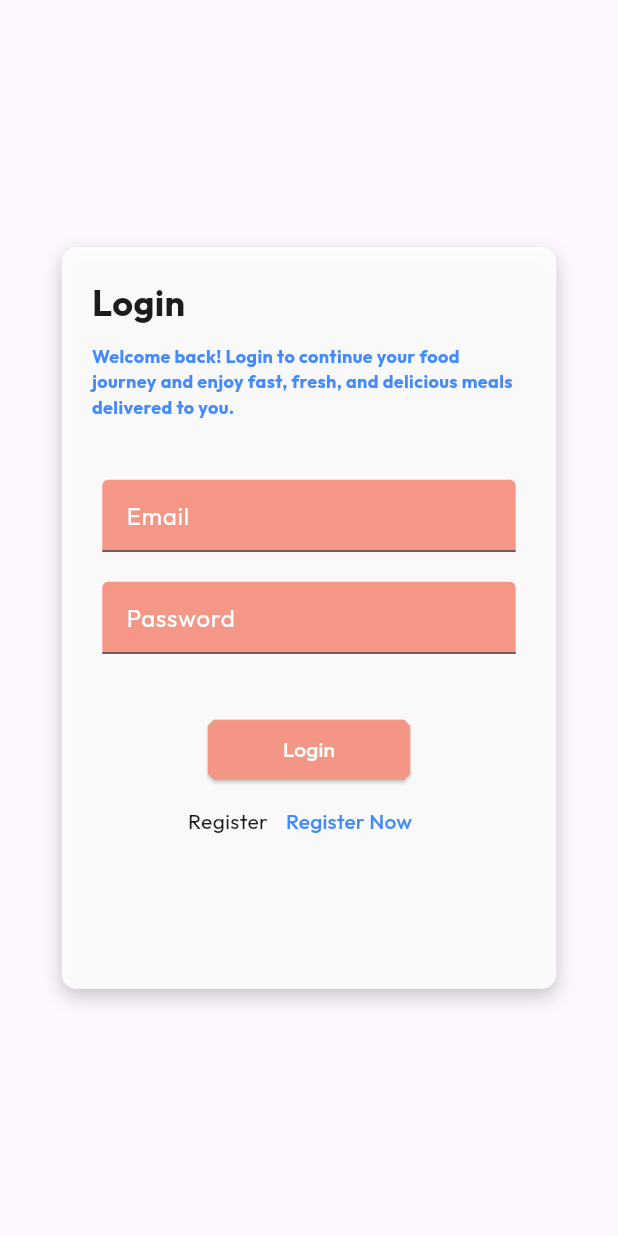
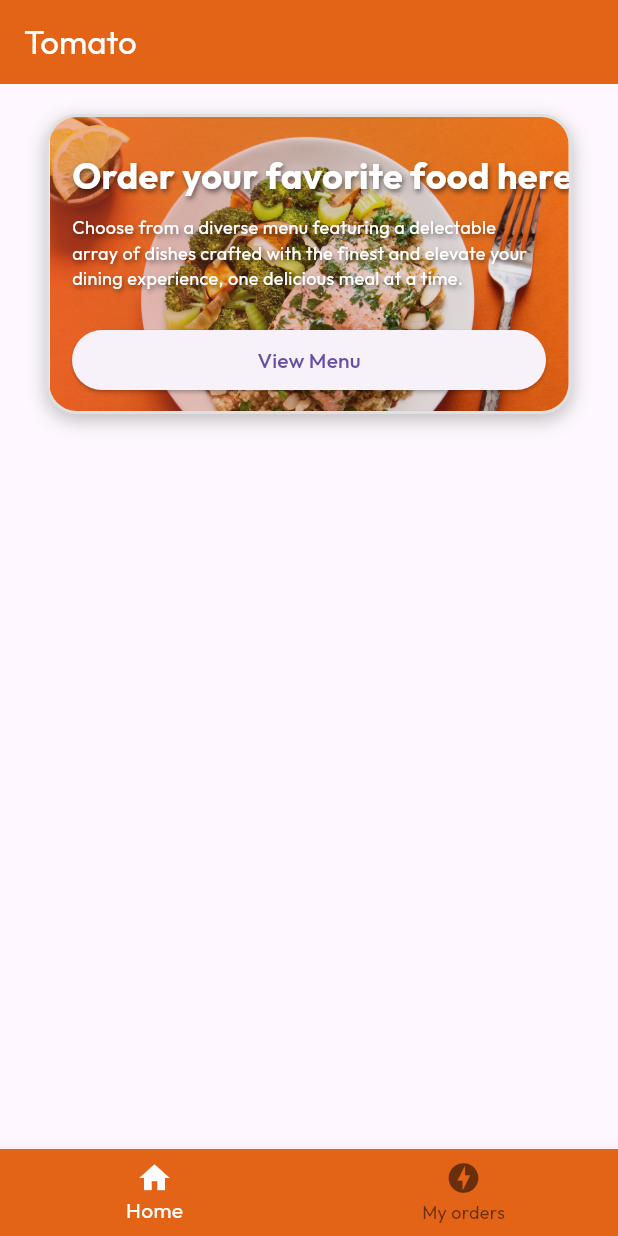
Before and after one commit to AthithyanKannan/food_delivery_app, a Flutter app: the screen it shows after launch, after a tap on "Login", on a phone screen of 412 x 824 dp. Run offline on Flutter 3.47's test engine with Material 3 defaults, Android fonts, the phone set to English and light mode, and no system bars; our stand-ins replace google_fonts.

Commit message:
initial home page

```diff
--- a/lib/components/colors.dart
+++ b/lib/components/colors.dart
@@ -1,3 +1,3 @@
 import 'package:flutter/material.dart';
 
-final tomoto = Color.fromRGBO(255, 99, 71, 1);
+const tomoto = Color.fromRGBO(228, 100, 23, 1);
--- a/lib/components/my_text_field.dart
+++ b/lib/components/my_text_field.dart
@@ -1,5 +1,4 @@
 import 'package:flutter/material.dart';
-import 'package:food_delivery_app/components/colors.dart';
 import 'package:google_fonts/google_fonts.dart';
 
 class MyTextField extends StatefulWidget {
@@ -29,7 +28,7 @@ class _MyTextFieldState extends State<MyTextField> {
         decoration: InputDecoration(
             focusedBorder: OutlineInputBorder(
                 borderSide: BorderSide(color: Colors.grey.shade400)),
-            fillColor: Color.fromRGBO(245, 149, 132, 0.984),
+            fillColor: const Color.fromRGBO(245, 149, 132, 0.984),
             filled: true,
             hintText: widget.hintText,
             hintStyle: GoogleFonts.outfit(
--- a/lib/main.dart
+++ b/lib/main.dart
@@ -18,7 +18,7 @@ class MyApp extends StatelessWidget {
           Theme.of(context).textTheme,
         ),
       ),
-      home: Login(),
+      home: const Login(),
     );
   }
 }
--- /dev/null
+++ b/lib/user/home.dart
@@ -0,0 +1,130 @@
+import 'package:flutter/material.dart';
+import 'package:food_delivery_app/components/colors.dart';
+
+class Home extends StatefulWidget {
+  const Home({super.key});
+
+  @override
+  _HomeState createState() => _HomeState();
+}
+
+class _HomeState extends State<Home> {
+  @override
+  Widget build(BuildContext context) {
+    return Scaffold(
+      appBar: AppBar(
+        automaticallyImplyLeading: false,
+        title: const Text(
+          "Tomato",
+          style: TextStyle(color: Colors.white),
+        ),
+        backgroundColor: tomoto,
+      ),
+      body: Column(
+        children: [
+          const SizedBox(height: 20),
+          Center(
+            child: Container(
+              decoration: BoxDecoration(
+                color: Colors.white,
+                borderRadius:
+                    BorderRadius.circular(20),
+                border: Border.all(
+                  color: Colors.grey.shade300,
+                  width: 2,
+                ),
+                boxShadow: [
+                  BoxShadow(
+                    color: Colors.grey.shade400,
+                    blurRadius: 10,
+                    offset: Offset(0, 4),
+                  ),
+                ],
+              ),
+              height: 200,
+              width: 350,
+              child: Stack(
+                children: [
+                  ClipRRect(
+                    borderRadius: BorderRadius.circular(
+                        18),
+                    child: Opacity(
+                      opacity: 0.979,
+                      child: Image.asset(
+                        'assets/images/header_img.png',
+                        fit: BoxFit.cover,
+                        height: 200,
+                        width: 350,
+                      ),
+                    ),
+                  ),
+                  Positioned(
+                    bottom: 140,
+                    left: 15,
+                    child: Text(
+                      'Order your favorite food here',
+                      style: TextStyle(
+                        color: Colors.white,
+                        fontSize: 24,
+                        fontWeight: FontWeight.bold,
+                        shadows: [
+                          Shadow(
+                            color: Colors.black
+                                .withOpacity(0.5),
+                            blurRadius: 4,
+                            offset: const Offset(1, 2),
+                          ),
+                        ],
+                      ),
+                    ),
+                  ),
+                  Positioned(
+                    bottom: 80,
+                    left: 15,
+                    right: 15,
+                    child: Text(
+                      'Choose from a diverse menu featuring a delectable array of dishes crafted with the finest and elevate your dining experience, one delicious meal at a time.',
+                      maxLines: 3,
+                      overflow: TextOverflow
+                          .ellipsis,
+                      style: TextStyle(
+                        color: Colors.white,
+                        fontSize: 12,
+                        fontWeight: FontWeight.normal,
+                        shadows: [
+                          Shadow(
+                            color: Colors.black
+                                .withOpacity(0.5),
+                            blurRadius: 4,
+                            offset: const Offset(1, 2),
+                          ),
+                        ],
+                      ),
+                    ),
+                  ),
+                  Positioned(
+                    bottom: 10,
+                    left: 15,
+                    right: 15,
+                    child: ElevatedButton(onPressed: (){
+
+                    }, child: const Text('View Menu'),
+                    )
+                  ),
+                ],
+              ),
+            ),
+          )
+        ],
+      ),
+      bottomNavigationBar: BottomNavigationBar(
+          backgroundColor: tomoto,
+          selectedItemColor: Colors.white,
+          items: const [
+            BottomNavigationBarItem(icon: Icon(Icons.home), label: 'Home'),
+            BottomNavigationBarItem(
+                icon: Icon(Icons.offline_bolt), label: 'My orders'),
+          ]),
+    );
+  }
+}
--- a/lib/user/login.dart
+++ b/lib/user/login.dart
@@ -2,6 +2,7 @@ import 'package:flutter/material.dart';
 import 'package:flutter/widgets.dart';
 import 'package:food_delivery_app/components/colors.dart';
 import 'package:food_delivery_app/components/my_text_field.dart';
+import 'package:food_delivery_app/user/home.dart';
 import 'package:food_delivery_app/user/register.dart';
 import 'package:google_fonts/google_fonts.dart';
 
@@ -18,7 +19,8 @@ class _LoginState extends State<Login> {
 
   @override
   Widget build(BuildContext context) {
-    return Scaffold(
+    return SafeArea(
+      child: Scaffold(
         body: Stack(
           children: [
             // Full-screen background image with opacity
@@ -65,9 +67,9 @@ class _LoginState extends State<Login> {
                                 ),
                               ),
                               const SizedBox(height: 10),
-                            Text(
+                              const Text(
                                 "Welcome back! Login to continue your food journey and enjoy fast, fresh, and delicious meals delivered to you.",
-                              style: const TextStyle(
+                                style: TextStyle(
                                     fontSize: 12,
                                     fontWeight: FontWeight.bold,
                                     color: Colors.blueAccent),
@@ -87,26 +89,28 @@ class _LoginState extends State<Login> {
                         obscureText: true),
                     const SizedBox(height: 40),
                     ElevatedButton(
-                    onPressed: () {},
-                    child: Text(
+                      onPressed: () {
+                        Navigator.push(context, MaterialPageRoute(builder: (context) => const Home(),));
+                      },
+                      style: ButtonStyle(
+                          padding: WidgetStateProperty.all<EdgeInsets>(
+                              const EdgeInsets.symmetric(horizontal: 50)),
+                          backgroundColor:
+                              WidgetStateProperty.all(const Color(0xF9F59584)),
+                          shape: WidgetStateProperty.all(BeveledRectangleBorder(
+                              borderRadius: BorderRadius.circular(4)))),
+                      child: const Text(
                         "Login",
                         style: TextStyle(color: Colors.white),
                       ),
-                    style: ButtonStyle(
-                        padding: WidgetStateProperty.all<EdgeInsets>(
-                            EdgeInsets.symmetric(horizontal: 50)),
-                        backgroundColor:
-                            WidgetStateProperty.all(Color(0xF9F59584)),
-                        shape: WidgetStateProperty.all(BeveledRectangleBorder(
-                            borderRadius: BorderRadius.circular(4)))),
                     ),
                     Row(
                       mainAxisAlignment: MainAxisAlignment.center,
                       children: [
-                    Text("Register"),
+                      const Text("Register"),
                       TextButton(onPressed: (){
-                      Navigator.push(context, MaterialPageRoute(builder: (context) => Register(),));
-                    }, child: Text(
+                        Navigator.push(context, MaterialPageRoute(builder: (context) => const Register(),));
+                      }, child: const Text(
                         "Register Now",
                         style: TextStyle(
                           color: Colors.blueAccent
@@ -119,6 +123,7 @@ class _LoginState extends State<Login> {
             ),
           ],
         ),
+      ),
     );
   }
 }
--- a/lib/user/register.dart
+++ b/lib/user/register.dart
@@ -3,7 +3,7 @@ import 'package:food_delivery_app/components/my_text_field.dart';
 import 'package:google_fonts/google_fonts.dart';
 
 class Register extends StatefulWidget {
-  const Register({ Key? key }) : super(key: key);
+  const Register({ super.key });
 
   @override
   _RegisterState createState() => _RegisterState();
@@ -88,17 +88,17 @@ class _RegisterState extends State<Register> {
                   const SizedBox(height: 40),
                   ElevatedButton(
                     onPressed: () {},
-                    child: Text(
+                    style: ButtonStyle(
+                        padding: WidgetStateProperty.all<EdgeInsets>(
+                            const EdgeInsets.symmetric(horizontal: 50)),
+                        backgroundColor:
+                            WidgetStateProperty.all(const Color(0xF9F59584)),
+                        shape: WidgetStateProperty.all(BeveledRectangleBorder(
+                            borderRadius: BorderRadius.circular(4)))),
+                    child: const Text(
                       "Create Account",
                       style: TextStyle(color: Colors.white),
                     ),
-                    style: ButtonStyle(
-                        padding: WidgetStateProperty.all<EdgeInsets>(
-                            EdgeInsets.symmetric(horizontal: 50)),
-                        backgroundColor:
-                            WidgetStateProperty.all(Color(0xF9F59584)),
-                        shape: WidgetStateProperty.all(BeveledRectangleBorder(
-                            borderRadius: BorderRadius.circular(4)))),
                   ),
                 ],
               ),
```
Also changed, not shown: assets/images/header_img.png. Lines whose indentation alone changed are shown as unchanged.
